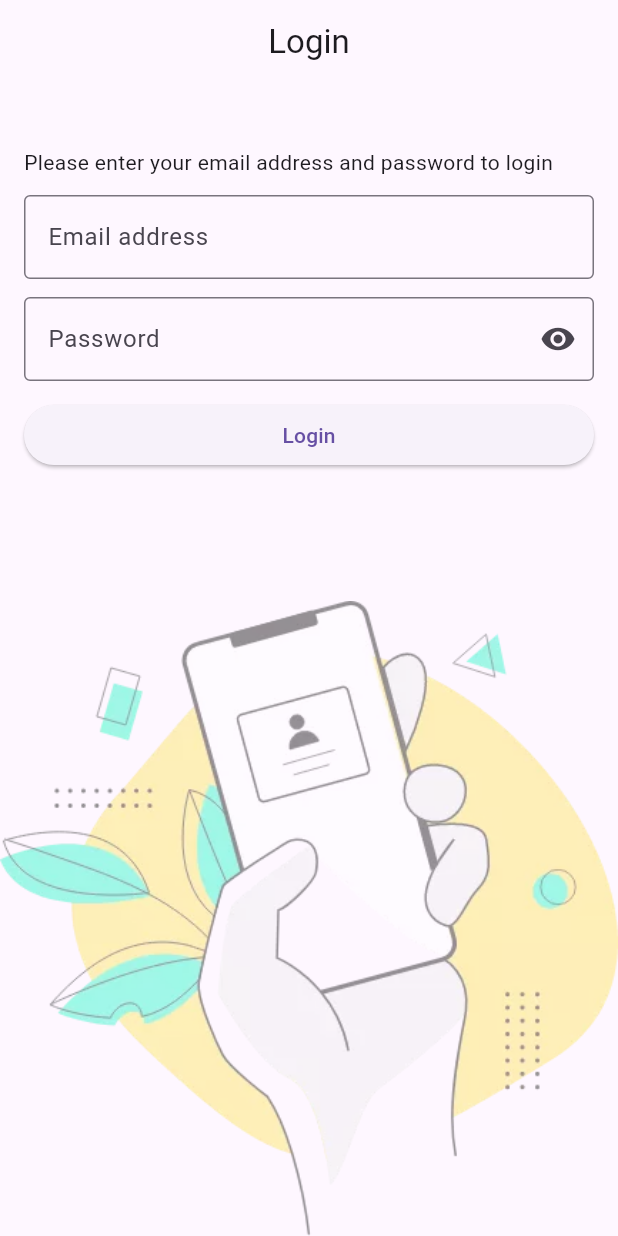
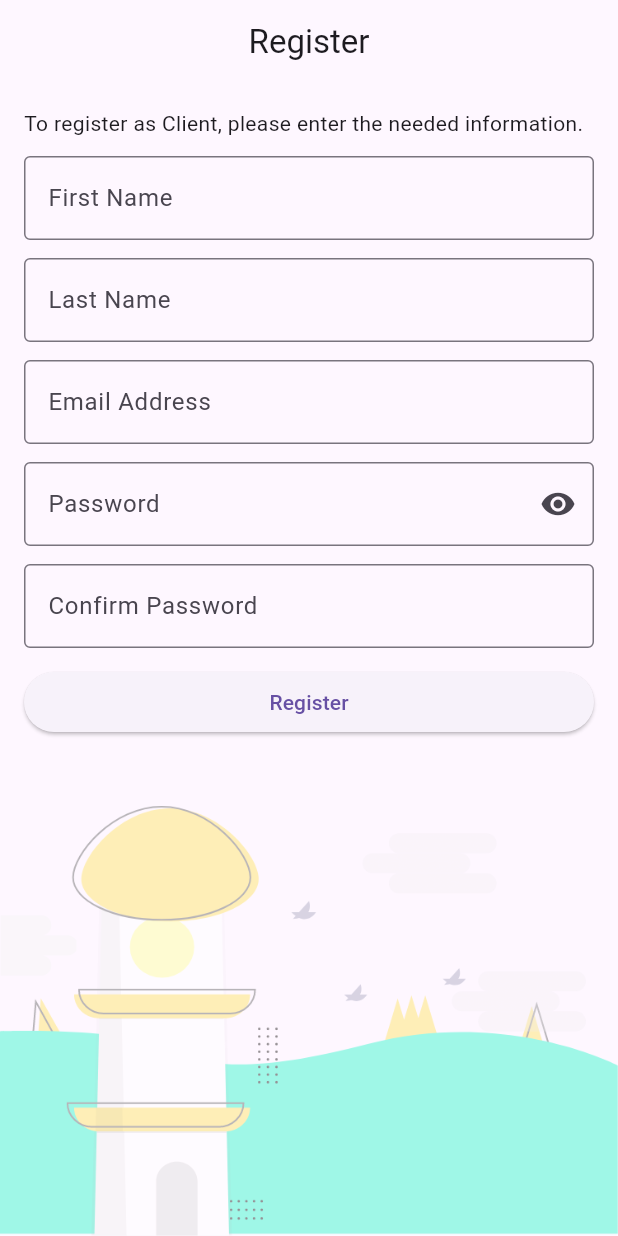
Before and after one commit to arnirie/trace-app-3e-2024, a Flutter app: the screen it shows after launch, on a phone screen of 412 x 824 dp. Run offline on Flutter 3.47's test engine with Material 3 defaults, Android fonts, the light colour scheme and no system bars; our stand-ins replace cloud_firestore, email_validator, firebase_auth, firebase_core, flutter_easyloading, gap and 1 more; accounts and stored records are empty.

Commit message:
Refactor login screen and update main.dart

```diff
--- a/lib/main.dart
+++ b/lib/main.dart
@@ -1,8 +1,9 @@
+import 'package:firebase_core/firebase_core.dart';
 import 'package:flutter/material.dart';
-import 'package:firebase_core/firebase_core.dart';
 import 'package:flutter_easyloading/flutter_easyloading.dart';
+import 'package:trace_app_3e/screens/register_client.dart';
+import 'firebase_options.dart';
 import 'package:trace_app_3e/screens/login.dart';
-import 'firebase_options.dart';
 
 void main() async {
   WidgetsFlutterBinding.ensureInitialized();
@@ -12,12 +13,12 @@ void main() async {
   runApp(TraceApp());
 }
 
-//!!! TRACE APP
-//TODO 1) Register a) Client b) Establishment - Firebase auth
-//!2) Login -auth
-//3) Generate QR code -qr package
-//4) Scan QR -qr
-//5) Log/Trace -Firebase Firestore
+//TRACING APP
+//!1) Register both a) client and b) establishment - Firebase Auth
+//!2) Login a) client and b) establishment - Auth
+//3) QR Code generation - qr package
+//4) Scan QR Code - qr package
+//5) Log/Trace - Firebase Firestore
 
 class TraceApp extends StatelessWidget {
   const TraceApp({super.key});
@@ -26,7 +27,7 @@ class TraceApp extends StatelessWidget {
   Widget build(BuildContext context) {
     return MaterialApp(
       debugShowCheckedModeBanner: false,
-      home: LoginScreen(),
+      home: RegisterClientScreen(),
       builder: EasyLoading.init(),
     );
   }
--- a/lib/screens/login.dart
+++ b/lib/screens/login.dart
@@ -2,9 +2,9 @@ import 'package:email_validator/email_validator.dart';
 import 'package:firebase_auth/firebase_auth.dart';
 import 'package:flutter/cupertino.dart';
 import 'package:flutter/material.dart';
-import 'package:flutter_easyloading/flutter_easyloading.dart';
 import 'package:gap/gap.dart';
 import 'package:trace_app_3e/screens/home.dart';
+import 'package:flutter_easyloading/flutter_easyloading.dart';
 
 class LoginScreen extends StatefulWidget {
   const LoginScreen({super.key});
@@ -14,36 +14,33 @@ class LoginScreen extends StatefulWidget {
 }
 
 class _LoginScreenState extends State<LoginScreen> {
-  bool hidePassword = true;
+  bool showPassword = true;
   final formKey = GlobalKey<FormState>();
   final email = TextEditingController();
   final password = TextEditingController();
 
-  void toggleHidePassword() {
+  void toggleShowPassword() {
     setState(() {
-      hidePassword = !hidePassword;
+      showPassword = !showPassword;
     });
   }
 
   void login() async {
-    //validate input
+    //validate the form
     if (formKey.currentState!.validate()) {
-      //login
-      EasyLoading.show(status: 'Please wait...');
+      //proceed to login
+      EasyLoading.show(status: 'Processing...');
       await FirebaseAuth.instance
           .signInWithEmailAndPassword(
               email: email.text, password: password.text)
           .then((user) {
-        //open home
         EasyLoading.dismiss();
         Navigator.of(context).push(
-          CupertinoPageRoute(
-            builder: (_) => HomeScreen(),
-          ),
+          CupertinoPageRoute(builder: (_) => HomeScreen()),
         );
       }).catchError((error) {
-        print(error);
-        EasyLoading.showError('Incorrect email address and/or password.');
+        print('ERROR $error');
+        EasyLoading.showError('Incorrect Username and/or Password');
       });
     }
   }
@@ -56,12 +53,12 @@ class _LoginScreenState extends State<LoginScreen> {
         centerTitle: true,
       ),
       body: Container(
-        padding: const EdgeInsets.all(16),
-        decoration: BoxDecoration(
+        padding: const EdgeInsets.all(12),
+        decoration: const BoxDecoration(
           image: DecorationImage(
             image: AssetImage('assets/images/login_back.webp'),
+            opacity: 0.4,
             alignment: Alignment.bottomCenter,
-            opacity: 0.5,
           ),
         ),
         child: Form(
@@ -69,48 +66,49 @@ class _LoginScreenState extends State<LoginScreen> {
           child: Column(
             crossAxisAlignment: CrossAxisAlignment.stretch,
             children: [
-              const Gap(26),
-              const Text(
-                  'Please enter your email address and password to login'),
-              const Gap(12),
+              const Gap(22),
+              const Text('Sign in your account'),
+              const Gap(16),
               TextFormField(
                 controller: email,
-                decoration: InputDecoration(
-                  border: OutlineInputBorder(),
-                  label: const Text('Email address'),
-                ),
                 validator: (value) {
-                  //if string is returned - invalid
                   if (value == null || value.isEmpty) {
-                    return 'Required. Please enter your email';
+                    return 'Required. Please enter an email address';
                   }
                   if (!EmailValidator.validate(value)) {
-                    return 'Please enter a valid email address';
+                    return 'Please enter a valid email address.';
                   }
-                  //if null is returned - valid
                   return null;
                 },
+                decoration: InputDecoration(
+                  label: Text('Email Address'),
+                  border: OutlineInputBorder(),
+                ),
               ),
               const Gap(12),
               TextFormField(
-                  controller: password,
-                  obscureText: hidePassword,
-                  decoration: InputDecoration(
-                    border: OutlineInputBorder(),
-                    label: const Text('Password'),
-                    suffixIcon: IconButton(
-                      onPressed: toggleHidePassword,
-                      icon: Icon(hidePassword
-                          ? Icons.visibility
-                          : Icons.visibility_off),
-                    ),
+                controller: password,
+                obscureText: showPassword,
+                validator: (value) {
+                  if (value == null || value.isEmpty) {
+                    return 'Required. Please enter your password';
+                  }
+                  if (value.length <= 5) {
+                    return 'Password shoud be more than 6 characters';
+                  }
+                  return null;
+                },
+                // maxLength: 8,
+                decoration: InputDecoration(
+                  label: Text('Password'),
+                  border: OutlineInputBorder(),
+                  suffixIcon: IconButton(
+                    onPressed: toggleShowPassword,
+                    icon: Icon(
+                        showPassword ? Icons.visibility : Icons.visibility_off),
                   ),
-                  validator: (value) {
-                    if (value == null || value.isEmpty) {
-                      return 'Required. Please enter your password';
-                    }
-                    return null;
-                  }),
+                ),
+              ),
               const Gap(12),
               ElevatedButton(
                 onPressed: login,
--- /dev/null
+++ b/lib/screens/register_client.dart
@@ -0,0 +1,212 @@
+import 'package:cloud_firestore/cloud_firestore.dart';
+import 'package:email_validator/email_validator.dart';
+import 'package:firebase_auth/firebase_auth.dart';
+import 'package:flutter/material.dart';
+import 'package:gap/gap.dart';
+import 'package:quickalert/quickalert.dart';
+
+class RegisterClientScreen extends StatefulWidget {
+  const RegisterClientScreen({super.key});
+
+  @override
+  State<RegisterClientScreen> createState() => _RegisterClientScreenState();
+}
+
+class _RegisterClientScreenState extends State<RegisterClientScreen> {
+  final formKey = GlobalKey<FormState>();
+  final firstName = TextEditingController();
+  final lastName = TextEditingController();
+  final email = TextEditingController();
+  final password = TextEditingController();
+  final confirmPassword = TextEditingController();
+  bool showPassword = true;
+
+  @override
+  Widget build(BuildContext context) {
+    return Scaffold(
+      appBar: AppBar(
+        title: const Text('Register'),
+        centerTitle: true,
+      ),
+      body: Container(
+        height: double.infinity,
+        padding: const EdgeInsets.all(16),
+        decoration: const BoxDecoration(
+          image: DecorationImage(
+            image: AssetImage('assets/images/background.png'),
+            alignment: Alignment.bottomCenter,
+            opacity: 0.5,
+          ),
+        ),
+        child: Form(
+          key: formKey,
+          child: SingleChildScrollView(
+            child: Column(
+              crossAxisAlignment: CrossAxisAlignment.stretch,
+              children: [
+                const Text(
+                    'To register as Client, please enter the needed information.'),
+                const Gap(12),
+                TextFormField(
+                  controller: firstName,
+                  decoration: setTextDecoration('First Name'),
+                  validator: (value) {
+                    if (value == null || value.isEmpty) {
+                      return 'Required.';
+                    }
+                  },
+                ),
+                const Gap(12),
+                TextFormField(
+                  controller: lastName,
+                  decoration: setTextDecoration('Last Name'),
+                  validator: (value) {
+                    if (value == null || value.isEmpty) {
+                      return 'Required';
+                    }
+                  },
+                ),
+                const Gap(12),
+                TextFormField(
+                  controller: email,
+                  decoration: setTextDecoration('Email Address'),
+                  validator: (value) {
+                    if (value == null || value.isEmpty) {
+                      return 'Required.';
+                    }
+                    if (!EmailValidator.validate(value)) {
+                      return 'Invalid email';
+                    }
+                  },
+                ),
+                const Gap(12),
+                TextFormField(
+                  obscureText: showPassword,
+                  controller: password,
+                  decoration: setTextDecoration('Password', isPassword: true),
+                  validator: (value) {
+                    if (value == null || value.isEmpty) {
+                      return 'Required.';
+                    }
+                    // if (value.length < 7) {
+                    //   return 'Password should be more than 6 characters.';
+                    // }
+                  },
+                ),
+                const Gap(12),
+                TextFormField(
+                  obscureText: showPassword,
+                  controller: confirmPassword,
+                  decoration: setTextDecoration('Confirm Password'),
+                  validator: (value) {
+                    if (value == null || value.isEmpty) {
+                      return 'Required.';
+                    }
+                    // if (value.length < 7) {
+                    //   return 'Password should be more than 6 characters.';
+                    // }
+                    if (password.text != value) {
+                      return 'Passwords do not match.';
+                    }
+                  },
+                ),
+                const Gap(12),
+                ElevatedButton(
+                  onPressed: register,
+                  child: const Text('Register'),
+                ),
+              ],
+            ),
+          ),
+        ),
+      ),
+    );
+  }
+
+  InputDecoration setTextDecoration(String name, {bool isPassword = false}) {
+    return InputDecoration(
+      border: const OutlineInputBorder(),
+      label: Text(name),
+      suffixIcon: isPassword
+          ? IconButton(
+              onPressed: toggleShowPassword,
+              icon: Icon(
+                showPassword ? Icons.visibility : Icons.visibility_off,
+              ),
+            )
+          : null,
+    );
+  }
+
+  void register() {
+    //validate
+    if (!formKey.currentState!.validate()) {
+      return;
+    }
+    //confirm to the user
+    QuickAlert.show(
+      context: context,
+      type: QuickAlertType.confirm,
+      // text: 'sample',
+      title: 'Are you sure?',
+      confirmBtnText: 'YES',
+      cancelBtnText: 'No',
+      onConfirmBtnTap: () {
+        //register in firebase auth
+        Navigator.of(context).pop();
+        registerClient();
+      },
+    );
+  }
+
+  void registerClient() async {
+    try {
+      QuickAlert.show(
+        context: context,
+        type: QuickAlertType.loading,
+        title: 'Loading',
+        text: 'Registering your account',
+      );
+      UserCredential userCredential = await FirebaseAuth.instance
+          .createUserWithEmailAndPassword(
+              email: email.text, password: password.text);
+      //firestore add document
+      String user_id = userCredential.user!.uid;
+      await FirebaseFirestore.instance.collection('clients').doc(user_id).set({
+        'firstname': firstName.text,
+        'lastname': lastName.text,
+        'email': email.text,
+      });
+      // .add({
+      //   'firstname': firstName.text,
+      //   'lastname': lastName.text,
+      //   'email': email.text,
+      // });
+      Navigator.of(context).pop();
+    } on FirebaseAuthException catch (ex) {
+      Navigator.of(context).pop();
+      var errorTitle = '';
+      var errorText = '';
+      if (ex.code == 'weak-password') {
+        errorText = 'Please enter a password with more than 6 characters';
+        errorTitle = 'Weak Password';
+      } else if (ex.code == 'email-already-in-use') {
+        errorText = 'Password is already registered';
+        errorTitle = 'Please enter a new email.';
+      }
+
+      QuickAlert.show(
+        context: context,
+        type: QuickAlertType.error,
+        title: errorTitle,
+        text: errorText,
+      );
+    }
+  }
+
+  void toggleShowPassword() {
+    setState(() {
+      showPassword = !showPassword;
+    });
+  }
+}
```
Also changed, not shown: lib/screens/register_establishment.dart (added).
